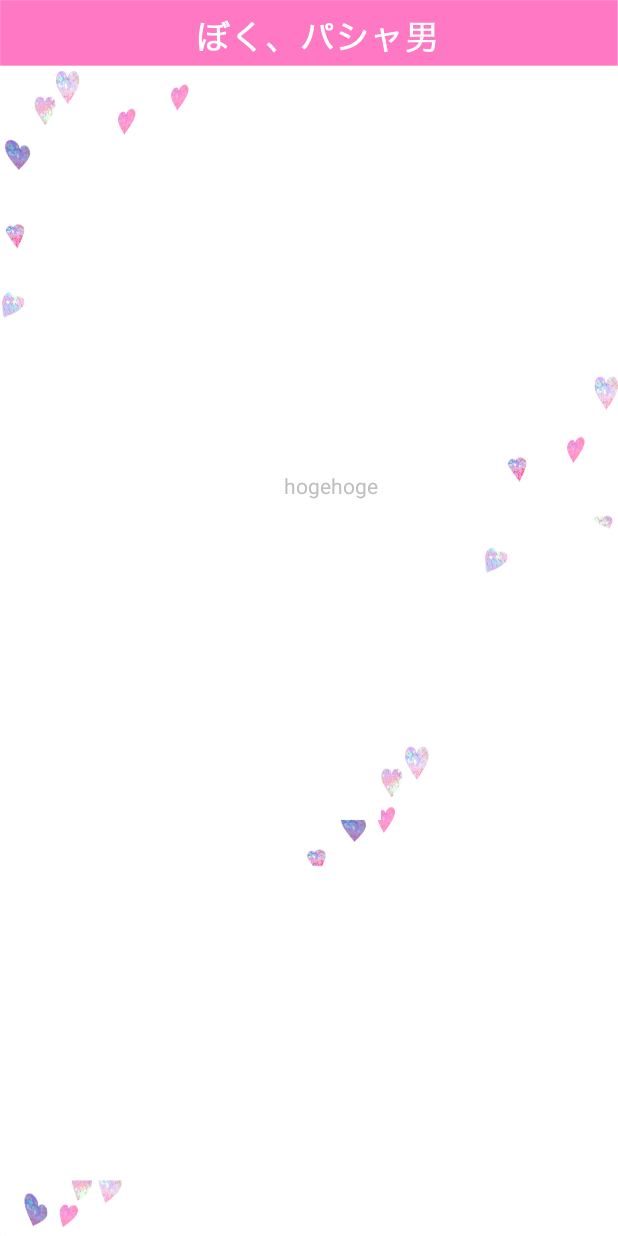
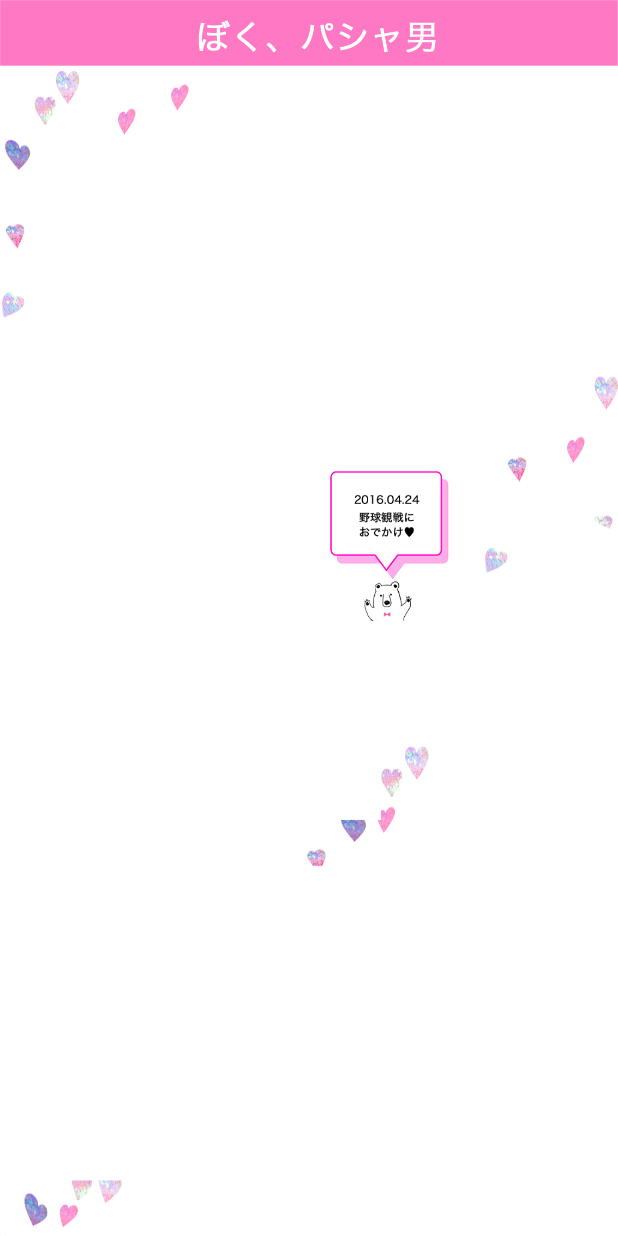
Before and after one commit to SatohJohn/camera_jni, an Android app: the layout create_album_activity.xml on its own in the app's theme, with its tools: preview values and no code run, on a phone screen of 412 x 824 dp. Run offline under Robolectric (Android 15) with nearby library versions, the phone set to English and light mode, and no system bars.

```diff
--- a/app/src/main/res/layout/create_album_activity.xml
+++ b/app/src/main/res/layout/create_album_activity.xml
@@ -63,11 +63,10 @@
                 android:layout_height="match_parent"
                 android:layout_weight="3"
                 android:id="@+id/content_create_album_layout_04">
-                <TextView
+                <ImageView
                     android:id="@+id/template_create_album_list_image_04"
                     android:layout_width="0dp"
-                    android:layout_marginLeft="10dp"
-                    android:text="hogehoge"
+                    android:src="@drawable/create_album_comment"
                     android:layout_height="100dp"
                     android:layout_weight="1"/>
             </LinearLayout>
```
Also changed, not shown: app/src/main/java/com/example/hellojni/CreateAlbumActivity.java (+10 -4 lines), app/src/main/java/com/example/hellojni/service/AlbumService.java (+9 -6 lines), app/src/main/res/drawable/camera_icon_02.png (added), app/src/main/res/drawable/create_album_comment.png (added).
